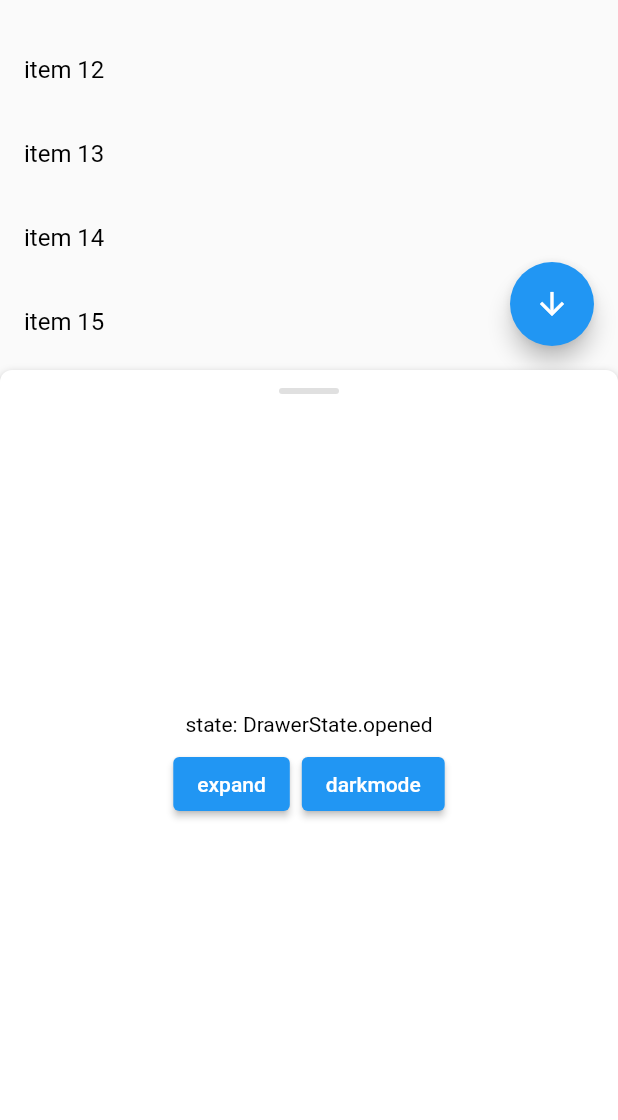
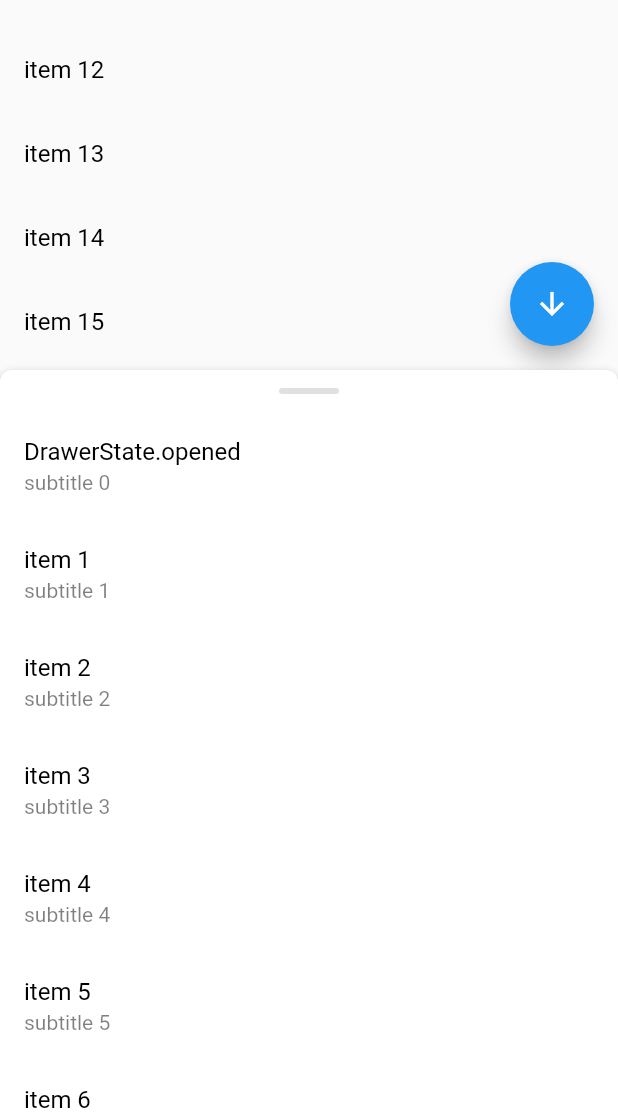
Before and after one commit to note11g/flutter_bottom_drawer, a Flutter app: the screen it shows after launch, scrolled down 576 dp, after a tap on the "arrow upward" icon, on a phone screen of 412 x 824 dp, the part 116-1236 px from its top. Run offline on Flutter 3.47's test engine with Material 2 defaults, Android fonts, the phone set to English and light mode, and no system bars.

Commit message:
change : change spec (add onReady, DrawerMoveController, builder.context and remove builder.move)

```diff
--- a/example/lib/main.dart
+++ b/example/lib/main.dart
@@ -23,7 +23,7 @@ class ExamplePage extends StatefulWidget {
 }
 
 class _ExamplePageState extends State<ExamplePage> {
-  late Function(bool) moveFunc;
+  late DrawerMoveController drawerController;
   double drawerHeight = 0;
   DrawerState? drawerState;
   bool isDark = false;
@@ -52,7 +52,8 @@ class _ExamplePageState extends State<ExamplePage> {
   Widget build(BuildContext context) {
     return Stack(children: [
       Positioned.fill(child: _mainSection()),
-      _bottomDrawer(),
+      // _bottomDrawer(),
+      _bottomDrawerWithListView(),
     ]);
   }
 
@@ -81,7 +82,7 @@ class _ExamplePageState extends State<ExamplePage> {
           ));
 
   void bottomDrawerMove() {
-    moveFunc.call(drawerState != DrawerState.opened);
+    drawerController.move(drawerState != DrawerState.opened);
     setState(() {});
   }
 
@@ -98,15 +99,14 @@ class _ExamplePageState extends State<ExamplePage> {
           color: drawerShadowColor,
         )
       ],
+      onReady: (controller) => drawerController = controller,
       onStateChanged: (state) {
         setState(() => drawerState = state);
       },
       onHeightChanged: (height) {
         setState(() => drawerHeight = height);
       },
-      builder: (state, move, setStateOnDrawer) {
-        moveFunc = move;
-
+      builder: (state, setState, context) {
         return SizedBox(
             height: expanded ? 300 : 200,
             child: Center(
@@ -130,4 +130,33 @@ class _ExamplePageState extends State<ExamplePage> {
               ),
             ));
       });
+
+  late Function(Function()) setStateOnDrawer;
+
+  Widget _bottomDrawerWithListView() => BottomDrawer(
+      height: 300,
+      expandedHeight: 500,
+      handleColor: drawerHandleColor,
+      backgroundColor: drawerBackgroundColor,
+      onReady: (controller) => drawerController = controller,
+      onStateChanged: (state) => setState(() => drawerState = state),
+      onHeightChanged: (height) => setState(() => drawerHeight = height),
+      builder: (state, setState, context) {
+        setStateOnDrawer = setState;
+        return CustomScrollView(
+            physics: state == DrawerState.opened
+                ? const BouncingScrollPhysics()
+                : const NeverScrollableScrollPhysics(),
+            slivers: [
+          SliverList(
+              delegate: SliverChildBuilderDelegate(
+            (context, index) => ListTile(
+              onTap: () {},
+              title: Text(index == 0 ? state.toString() : 'item $index', style: TextStyle(color: textColor)),
+              subtitle: Text('subtitle $index', style: TextStyle(color: textColor.withOpacity(0.5))),
+            ),
+            childCount: 100,
+          )),
+        ]);
+      });
 }
--- a/lib/flutter_bottom_drawer.dart
+++ b/lib/flutter_bottom_drawer.dart
@@ -2,15 +2,15 @@ library flutter_bottom_drawer;
 
 import 'package:flutter/material.dart';
 
-import 'src/enum/direction.dart';
 import 'src/enum/drawer_state.dart';
 import 'src/measure_util.dart';
-import 'src/state_controller.dart';
-import 'src/state_controller_impl.dart';
+import 'src/state/state_controller.dart';
+import 'src/state/state_controller_impl.dart';
+import 'src/move/move_controller.dart';
+import 'src/move/move_handler.dart';
 
 export 'src/enum/drawer_state.dart';
-
-part 'src/move_handler.dart';
+export 'src/move/move_controller.dart';
 
 class BottomDrawer extends StatefulWidget {
   final double? height;
@@ -28,8 +28,10 @@ class BottomDrawer extends StatefulWidget {
   final void Function(double height)? onHeightChanged;
   final void Function(DrawerState state)? onStateChanged;
 
-  final Widget Function(DrawerState state, void Function(bool open) move,
-      void Function(void Function()) setState) builder;
+  final void Function(DrawerMoveController controller)? onReady;
+
+  final Widget Function(DrawerState state,
+      void Function(void Function()) setState, BuildContext context) builder;
 
   const BottomDrawer({
     Key? key,
@@ -43,6 +45,7 @@ class BottomDrawer extends StatefulWidget {
     this.cornerRadius = 8,
     this.autoResizingAnimation = false,
     this.resizeAnimationDuration = const Duration(milliseconds: 300),
+    this.onReady,
     this.onHeightChanged,
     this.onStateChanged,
     required this.builder,
@@ -56,29 +59,26 @@ class BottomDrawer extends StatefulWidget {
 }
 
 class _BottomDrawerState extends State<BottomDrawer> {
-  late final StateController controller;
-  late final _MoveHandler moveController;
-
-  _BottomDrawerState() {
-    controller = StateControllerImpl(
+  late final StateController controller = StateControllerImpl(
     getHeight: () => widget.height,
     getExpandedHeight: () => widget.expandedHeight,
     measureDrawerHeight: _measureDrawerHeight,
   );
+  late final MoveHandler moveController =
+      MoveHandler(rebuild: _rebuild, stateController: controller);
 
-    moveController = _MoveHandler(
-      rebuild: _rebuild,
-      stateController: controller,
-    );
+  double _measureDrawerHeight() {
+    func1(void Function() f) {}
+    final bodyHeight = measureWidgetHeight(
+        widget.builder(DrawerState.closed, func1, context),
+        context: context);
+    return bodyHeight + widget.handleSectionHeight;
   }
 
-  double _measureDrawerHeight() {
-    func1(bool b) {}
-    func2(void Function() f) {}
-    final bodyHeight = measureWidgetHeight(
-        widget.builder(DrawerState.closed, func1, func2),
-        context: context);
-    return bodyHeight + widget.handleSectionHeight;
+  @override
+  void initState() {
+    widget.onReady?.call(moveController);
+    super.initState();
   }
 
   /* ----- Build ----- */
@@ -191,10 +191,14 @@ class _BottomDrawerState extends State<BottomDrawer> {
         controller.drawerState.canExpanded ? true : isDefinedHeight;
     return Expanded(
         flex: needExpand ? 1 : 0,
+        child: MediaQuery.removePadding(
+          context: context,
+          removeTop: true,
           child: Material(
               color: Colors.transparent,
-            child: widget.builder(
-                controller.drawerState, moveController.move, _setState)));
+              child:
+                  widget.builder(controller.drawerState, _setState, context)),
+        ));
   }
 
   bool get isDefinedHeight => widget.height != null;
--- /dev/null
+++ b/lib/src/move/move_controller.dart
@@ -0,0 +1,7 @@
+mixin DrawerMoveController {
+  void move(bool open);
+
+  void open() => move(true);
+
+  void close() => move(false);
+}
--- a/lib/src/move_handler.dart
+++ b/lib/src/move/move_handler.dart
@@ -1,11 +1,15 @@
-part of flutter_bottom_drawer;
+import 'package:flutter/material.dart';
 
-class _MoveHandler {
+import '../enum/direction.dart';
+import '../state/state_controller.dart';
+import 'move_controller.dart';
+
+class MoveHandler with DrawerMoveController {
   final void Function() rebuild;
 
   final StateController stateController;
 
-  _MoveHandler({
+  MoveHandler({
     required this.rebuild,
     required this.stateController,
   });
@@ -37,6 +41,7 @@ class _MoveHandler {
     rebuild();
   }
 
+  @override
   void move(bool open) {
     stateController.requestAutoMove(open: open);
     rebuild();
--- a/lib/src/state_controller.dart
+++ b/lib/src/state/state_controller.dart
@@ -1,5 +1,5 @@
-import 'enum/direction.dart';
-import 'enum/drawer_state.dart';
+import '../enum/direction.dart';
+import '../enum/drawer_state.dart';
 
 mixin StateController {
   bool get needHeightInitialize;
--- a/lib/src/state_controller_impl.dart
+++ b/lib/src/state/state_controller_impl.dart
@@ -1,5 +1,5 @@
-import 'enum/direction.dart';
-import 'enum/drawer_state.dart';
+import '../enum/direction.dart';
+import '../enum/drawer_state.dart';
 import 'state_controller.dart';
 
 class StateControllerImpl with StateController {
```
Lines whose indentation alone changed are shown as unchanged.
